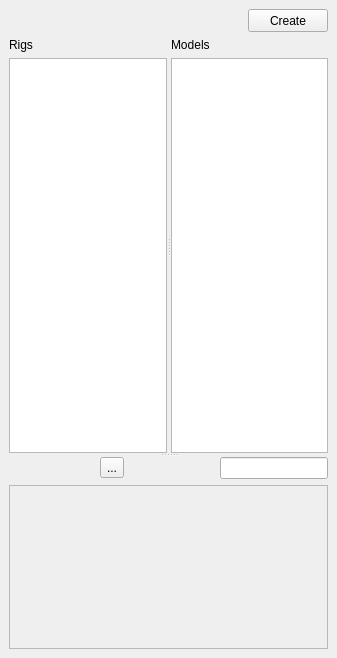
Qt form ui/main_dockable.ui (iceanimations/createLayout) before a commit.
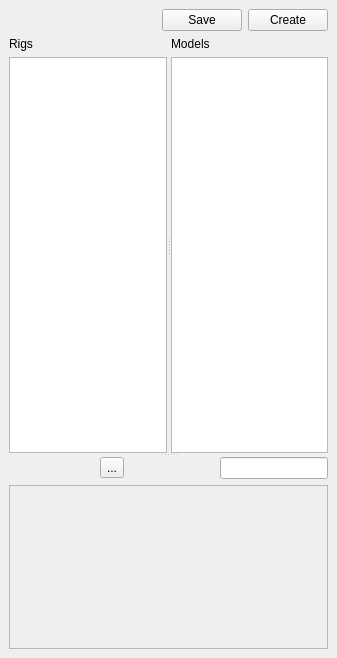
The same form after that commit.

The edit to the form file:
```diff
--- a/ui/main_dockable.ui
+++ b/ui/main_dockable.ui
@@ -30,12 +30,22 @@
         </property>
        </spacer>
       </item>
+      <item>
+       <widget class="QPushButton" name="saveButton">
+        <property name="toolTip">
+         <string>Save current scene to selected Sequence</string>
+        </property>
+        <property name="text">
+         <string>Save</string>
+        </property>
+       </widget>
+      </item>
       <item>
        <widget class="QPushButton" name="createButton">
         <property name="minimumSize">
          <size>
           <width>75</width>
-          <height>23</height>
+          <height>0</height>
          </size>
         </property>
         <property name="toolTip">
@@ -66,7 +76,7 @@
        <property name="orientation">
         <enum>Qt::Horizontal</enum>
        </property>
-       <widget class="QWidget" name="">
+       <widget class="QWidget" name="layoutWidget">
         <layout class="QVBoxLayout" name="verticalLayout_5">
          <item>
           <widget class="QLabel" name="label">
@@ -133,7 +143,7 @@
         </layout>
        </widget>
       </widget>
-      <widget class="QWidget" name="">
+      <widget class="QWidget" name="layoutWidget">
        <layout class="QVBoxLayout" name="verticalLayout">
         <item>
          <layout class="QHBoxLayout" name="searchLayout">
```
Left out of the diff: 2 changed lines with no effect on the pictures.
